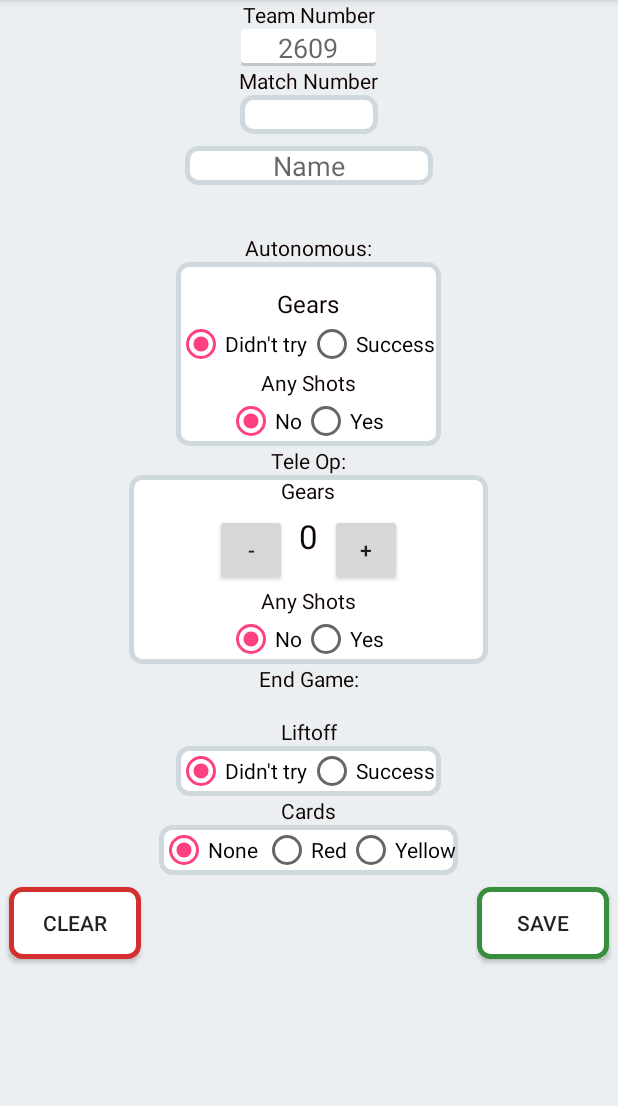
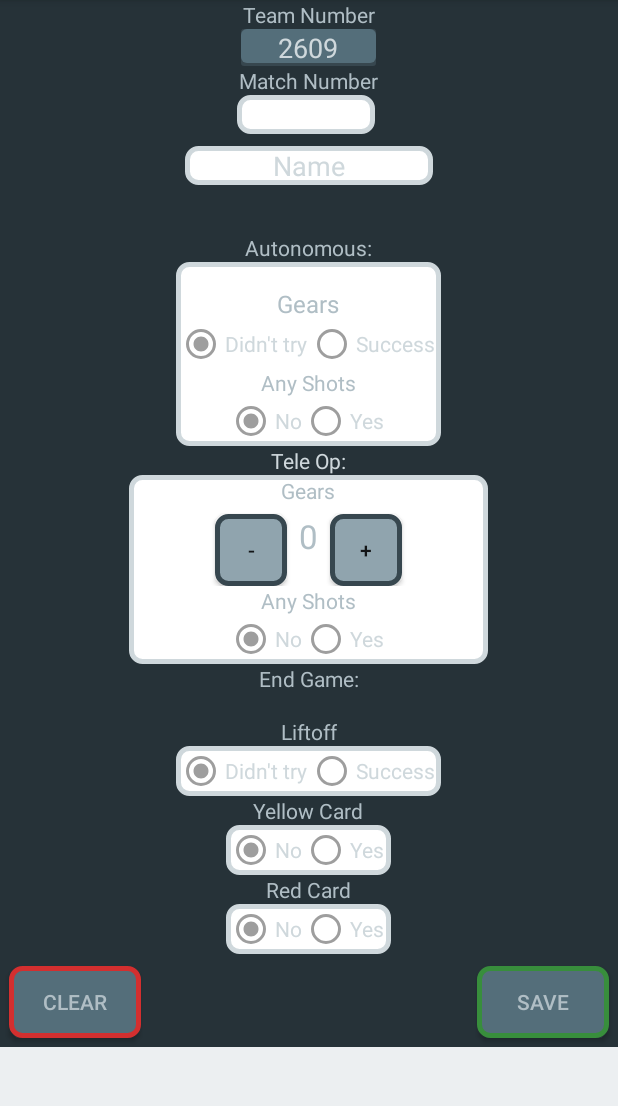
Before and after one commit to Keenan-Ker51/2609Scouting, an Android app: the ScoutActivity screen opened directly, with no data from a screen before it, on a phone screen of 412 x 824 dp, the part 84-1190 px from its top. Run offline under Robolectric (Android 15) with nearby library versions, the phone set to English and light mode, and no system bars.

Commit message:
changd the theme and card functionality

```diff
--- a/app/src/main/java/com/keenanker/a2609scouting/ScoutActivity.java
+++ b/app/src/main/java/com/keenanker/a2609scouting/ScoutActivity.java
@@ -120,8 +120,9 @@ public class ScoutActivity extends AppCompatActivity implements View.OnTouchList
     String autoLowString;
     String teleHighString;
     String teleLowString;
-    String cardString;
-
+    String redCardString;
+    String yellowCardString;
+    RadioButton redCard;
 
     String fullPath = Environment.getExternalStorageDirectory().getAbsolutePath() + "/Scouting";
     String scoutPath = Environment.getExternalStorageDirectory().getAbsolutePath() + "/Scouting/ScoutingData";
@@ -252,13 +253,13 @@ public class ScoutActivity extends AppCompatActivity implements View.OnTouchList
         switch(view.getId()) {
             case R.id.ALSucc:
                 if (checked)
-                    autoLowString = "S";
+                    autoLowString = "1";
                 //Toast.makeText(this, "Did not attempt", Toast.LENGTH_SHORT).show();
                 break;
 
             case R.id.ALDidntTry:
                 if (checked)
-                    autoLowString = "N";
+                    autoLowString = "0";
                 //Toast.makeText(this, "Good good  ( ͡° ͜ʖ ͡°)", Toast.LENGTH_LONG).show();
                 break;
         }
@@ -272,13 +273,13 @@ public class ScoutActivity extends AppCompatActivity implements View.OnTouchList
         switch(view.getId()) {
             case R.id.TLDidntTry:
                 if (checked)
-                    teleLowString = "N";
+                    teleLowString = "1";
                 //Toast.makeText(this, "Did not attempt", Toast.LENGTH_SHORT).show();
                 break;
 
             case R.id.TLSucc:
                 if (checked)
-                    teleLowString = "S";
+                    teleLowString = "0";
                 //Toast.makeText(this, "Good good  ( ͡° ͜ʖ ͡°)", Toast.LENGTH_LONG).show();
                 break;
         }
@@ -292,17 +293,28 @@ public class ScoutActivity extends AppCompatActivity implements View.OnTouchList
         switch(view.getId()) {
             case R.id.yellowCard:
                 if (checked)
-                    cardString = "Y";
-                //Toast.makeText(this, "Did not attempt", Toast.LENGTH_SHORT).show();
+                    yellowCardString = "1";
                 break;
+            case R.id.noYellowCard:
+                if (checked)
+                    yellowCardString = "0";
+                break;
+        }
+    }
+    public void onRedCardButtonClicked(View view){
+        // Is the button now checked?
+        boolean checked = ((RadioButton) view).isChecked();
+
+        // Check which radio button was clicked
+        switch(view.getId()) {
             case R.id.redCard:
                 if (checked)
-                    cardString = "R";
-                //Toast.makeText(this, "Good good  ( ͡° ͜ʖ ͡°)", Toast.LENGTH_LONG).show();
+                    redCardString = "1";
+
                 break;
-            case R.id.noCard:
+            case R.id.noRedCard:
                 if (checked)
-                    cardString = "N";
+                    redCardString = "0";
                 break;
         }
     }
@@ -331,36 +343,17 @@ public class ScoutActivity extends AppCompatActivity implements View.OnTouchList
         Random random = new Random();
         int i = random.nextInt(1000);
         titleString = "Team"  + teamNum.getText().toString()+String.valueOf(i);
-
-
-
-/*        masterString = teamNum.getText().toString() + ";"+alliance + ";" + matchNum.getText().toString() + ";" +
-                ";" + gearString + ";" + lowAutoCount + ";" + highAutoCount  + ";" + gearTeleCount +
-                ";" + lowTeleCount + ";" + highTeleCount + ";" + ";" + liftOffString //9
-                + ";" + comments.getText().toString() + ";" + humanComments.getText().toString() +
-                ";" + scoutName.getText().toString()+";"+alliance+";"+finalCount+";"+gearDroppedTeleCount
-                ;*/
+        if (yellowCardString == null){
+            yellowCardString = "0";
+        }
+        if (redCardString == null){
+            redCardString = "0";
+        }
 
         masterString =   matchNum.getText().toString() +"~" + teamNum.getText().toString()+"~"
         +gearString+"~"+autoLowString+"~"+ String.valueOf(gearTeleCount)
-        +"~"+teleLowString+"~"+liftOffString
+        +"~"+teleLowString+"~"+liftOffString+"~"+yellowCardString+"~"+redCardString
         ;
-
-
-
-        /*public class ScoutingData{
-            String scoutName;
-            int teamNum;s
-            int matchNum;
-            int lowAutoCount;
-            int lowTeleCount;
-            int highAutoCount;
-            int highTeleCount;
-            int gearTeleCount;
-            int endPos;
-            String comments;
-        }*/
-
     }
 
     public void loadFile () {
@@ -393,7 +386,6 @@ public class ScoutActivity extends AppCompatActivity implements View.OnTouchList
 //Set the text
         scoutName.setText(text.toString());
     }
-
     public void makeFolder() {
 
         boolean mExternalStorageAvailable = false;
@@ -438,14 +430,9 @@ public class ScoutActivity extends AppCompatActivity implements View.OnTouchList
             gearsTeleCountTV.setText(String.valueOf(gearTeleCount));
         }
     }
-
-
-
     public void clearButton (View view){
-
         gearTeleCount = 0;
         gearsTeleCountTV.setText(String.valueOf(gearTeleCount));
-        matchNum.setText((Integer.valueOf(String.valueOf(matchNum.getText())))+1);
         teamNum.setText("");
     }
 
@@ -502,9 +489,10 @@ public class ScoutActivity extends AppCompatActivity implements View.OnTouchList
         autoball.setChecked(true);
         RadioButton teleball = (RadioButton) findViewById(R.id.TLDidntTry);
         teleball.setChecked(true);
-        RadioButton card = (RadioButton) findViewById(R.id.noCard);
+        RadioButton card = (RadioButton) findViewById(R.id.noYellowCard);
         card.setChecked(true);
-
+        redCard = (RadioButton) findViewById(R.id.noRedCard);
+        redCard.setChecked(true);
 
         makeFolder();
 
--- /dev/null
+++ b/app/src/main/res/drawable/background_button.xml
@@ -0,0 +1,17 @@
+<?xml version="1.0" encoding="UTF-8"?>
+<shape xmlns:android="http://schemas.android.com/apk/res/android">
+    <solid android:color="#90A4AE"/>
+
+    <stroke android:width="3dp"
+        android:color="#37474F"
+        />
+
+
+    <padding android:left="1dp"
+        android:top="1dp"
+        android:right="1dp"
+        android:bottom="1dp"
+        />
+
+    <corners android:radius="7dp" />
+</shape>
--- a/app/src/main/res/drawable/background_white_green_outline.xml
+++ b/app/src/main/res/drawable/background_white_green_outline.xml
@@ -1,6 +1,6 @@
 <?xml version="1.0" encoding="UTF-8"?>
 <shape xmlns:android="http://schemas.android.com/apk/res/android">
-    <solid android:color="#ffffffff"/>
+    <solid android:color="#546E7A"/>
 
     <stroke android:width="3dp"
         android:color="#388E3C"
--- a/app/src/main/res/drawable/background_white_red_outline.xml
+++ b/app/src/main/res/drawable/background_white_red_outline.xml
@@ -1,6 +1,6 @@
 <?xml version="1.0" encoding="UTF-8"?>
 <shape xmlns:android="http://schemas.android.com/apk/res/android">
-    <solid android:color="#ffffffff"/>
+    <solid android:color="#546E7A"/>
 
     <stroke android:width="3dp"
         android:color="#D32F2F"
--- a/app/src/main/res/drawable/shadow_text.xml
+++ b/app/src/main/res/drawable/shadow_text.xml
@@ -2,7 +2,7 @@
 <layer-list xmlns:android="http://schemas.android.com/apk/res/android">
     <item>
         <shape android:shape="rectangle">
-            <solid android:color="#CABBBBBB"/>
+            <solid android:color="#37474F"/>
             <corners android:radius="2dp" />
         </shape>
     </item>
@@ -13,8 +13,8 @@
         android:top="0dp"
         android:bottom="2dp">
         <shape android:shape="rectangle">
-            <solid android:color="@android:color/white"/>
-            <corners android:radius="2dp" />
+            <solid android:color="#546E7A"/>
+            <corners android:radius="4dp" />
         </shape>
     </item>
 </layer-list>
--- a/app/src/main/res/layout/activity_scout.xml
+++ b/app/src/main/res/layout/activity_scout.xml
@@ -15,18 +15,19 @@
         <RelativeLayout
             android:layout_width="match_parent"
             android:layout_height="match_parent"
-            android:background="#ECEFF1">
+            android:background="#263238">
 
 
             <Button
                 android:layout_width="wrap_content"
                 android:layout_height="wrap_content"
                 android:text="clear"
-                android:layout_below="@+id/cardGroup"
+                android:layout_below="@+id/redCardGroup"
                 android:layout_marginTop="8sp"
                 android:layout_marginBottom="6sp"
                 android:layout_marginStart="6sp"
                 android:onClick="clearButton"
+                android:textColor="#B0BEC5"
                 android:background="@drawable/background_white_red_outline"
                 />
 
@@ -38,7 +39,7 @@
                 android:layout_height="wrap_content"
                 android:text="Team Number"
                 android:layout_centerHorizontal="true"
-                android:textColor="#100303" />
+                android:textColor="#B0BEC5" />
 
             <TextView
                 android:id="@+id/matchNumTV"
@@ -48,18 +49,7 @@
                 android:text="Match Number"
                 android:visibility="visible"
                 android:layout_centerHorizontal="true"
-                android:textColor="#100303" />
-
-            <EditText
-                android:layout_width="92sp"
-                android:layout_height="wrap_content"
-                android:id="@+id/match"
-                android:gravity="center_horizontal"
-                android:background="@drawable/background_white"
-                android:layout_centerHorizontal="true"
-                android:inputType="number"
-                android:layout_below="@id/matchNumTV"
-                />
+                android:textColor="#B0BEC5" />
 
             <TextView
                 android:id="@+id/autoTV"
@@ -69,7 +59,7 @@
                 android:layout_below="@+id/scoutNameET"
                 android:layout_centerHorizontal="true"
                 android:text="Autonomous:"
-                android:textColor="#100303" />
+                android:textColor="#B0BEC5" />
 
             <TextView
                 android:id="@+id/teleTV"
@@ -78,7 +68,7 @@
                 android:layout_below="@+id/gearsRL"
                 android:text="Tele Op:"
                 android:layout_centerHorizontal="true"
-                android:textColor="#100303" />
+                android:textColor="#CFD8DC" />
 
 
             <TextView
@@ -89,7 +79,7 @@
                 android:paddingBottom="16sp"
                 android:text="End Game:"
                 android:layout_centerHorizontal="true"
-                android:textColor="#100303" />
+                android:textColor="#B0BEC5" />
 
             <TextView
                 android:id="@+id/liftTV"
@@ -98,7 +88,7 @@
                 android:layout_below="@+id/endTV"
                 android:text="Liftoff"
                 android:layout_centerHorizontal="true"
-                android:textColor="#100303" />
+                android:textColor="#B0BEC5" />
 
             <Button
                 android:id="@+id/liftLess"
@@ -146,12 +136,16 @@
                     android:layout_height="wrap_content"
                     android:text="Didn't try"
                     android:id="@+id/gearDidntTry"
+                    android:buttonTint="#9E9E9E"
                     android:onClick="onGearButtonClicked"
+                    android:textColor="#CFD8DC"
                     />
                 <RadioButton
                     android:layout_width="wrap_content"
                     android:layout_height="wrap_content"
                     android:id="@+id/gearSucc"
+                    android:buttonTint="#9E9E9E"
+                    android:textColor="#CFD8DC"
                     android:onClick="onGearButtonClicked"
                     android:text="Success "/>
             </RadioGroup>
@@ -160,9 +154,9 @@
                 android:layout_height="wrap_content"
                 android:layout_below="@id/liftGroup"
                 android:layout_centerHorizontal="true"
-                android:text="Cards"
+                android:text="Yellow Card"
                 android:id="@+id/cardsTV"
-                android:textColor="#100303"
+                android:textColor="#B0BEC5"
                 />
             <RadioGroup
                 android:layout_width="wrap_content"
@@ -174,27 +168,68 @@
                 android:orientation="horizontal"
                 android:onClick="onCardButtonClicked"
                 >
+
                 <RadioButton
                     android:layout_width="wrap_content"
                     android:layout_height="wrap_content"
-                    android:text="None "
-                    android:id="@+id/noCard"
+                    android:text="No"
+                    android:id="@+id/noYellowCard"
                     android:onClick="onCardButtonClicked"
+                    android:textColor="#CFD8DC"
+                    android:buttonTint="#9E9E9E"
+                    />
+
+                <RadioButton
+                    android:layout_width="wrap_content"
+                    android:layout_height="wrap_content"
+                    android:text="Yes "
+                    android:id="@+id/yellowCard"
+                    android:onClick="onCardButtonClicked"
+                    android:textColor="#CFD8DC"
+                    android:buttonTint="#9E9E9E"
+
+                    />
+
+            </RadioGroup>
+            <TextView
+                android:layout_width="wrap_content"
+                android:layout_height="wrap_content"
+                android:text="Red Card"
+                android:textColor="#B0BEC5"
+                android:layout_centerHorizontal="true"
+                android:layout_below="@id/cardGroup"
+                android:id="@+id/redCardTV"
+                />
+
+            <RadioGroup
+                android:layout_width="wrap_content"
+                android:layout_height="wrap_content"
+                android:layout_below="@id/redCardTV"
+                android:layout_centerHorizontal="true"
+                android:orientation="horizontal"
+                android:id="@+id/redCardGroup"
+                android:background="@drawable/background_white"
+                android:onClick="onRedCardButtonClicked"
+                >
+
+                <RadioButton
+                    android:layout_width="wrap_content"
+                    android:layout_height="wrap_content"
+                    android:text="No"
+                    android:id="@+id/noRedCard"
+                    android:onClick="onRedCardButtonClicked"
+                    android:textColor="#CFD8DC"
+                    android:buttonTint="#9E9E9E"
 
                     />
                 <RadioButton
                     android:layout_width="wrap_content"
                     android:layout_height="wrap_content"
-                    android:text="Red"
+                    android:text="Yes "
                     android:id="@+id/redCard"
-                    android:onClick="onCardButtonClicked"
-                    />
-                <RadioButton
-                    android:layout_width="wrap_content"
-                    android:layout_height="wrap_content"
-                    android:text="Yellow"
-                    android:id="@+id/yellowCard"
-                    android:onClick="onCardButtonClicked"
+                    android:onClick="onRedCardButtonClicked"
+                    android:textColor="#CFD8DC"
+                    android:buttonTint="#9E9E9E"
 
                     />
 
@@ -206,6 +241,8 @@
                 android:layout_centerHorizontal="true"
                 android:gravity="center_horizontal"
                 android:layout_marginTop="8sp"
+                android:textColorHint="#CFD8DC"
+                android:textColor="#CFD8DC"
                 android:layout_height="wrap_content"
                 android:hint="Name"
                 android:layout_below="@+id/match" />
@@ -214,11 +251,12 @@
                 android:id="@+id/saveButton"
                 android:layout_width="wrap_content"
                 android:layout_height="wrap_content"
-                android:layout_below="@+id/cardGroup"
+                android:layout_below="@+id/redCardGroup"
                 android:layout_alignParentEnd="true"
                 android:onClick="buttonSave"
                 android:layout_marginTop="8sp"
                 android:layout_marginBottom="6sp"
+                android:textColor="#B0BEC5"
                 android:layout_marginEnd="6sp"
                 android:background="@drawable/background_white_green_outline"
                 android:text="Save" />
@@ -242,7 +280,7 @@
                     android:layout_marginTop="16sp"
                     android:text="Gears"
                     android:layout_centerHorizontal="true"
-                    android:textColor="#100303"
+                    android:textColor="#B0BEC5"
                     android:textSize="16sp" />
 
                 <RadioGroup
@@ -258,12 +296,16 @@
                         android:text="Didn't try"
                         android:id="@+id/liftDidntTry"
                         android:onClick="onLiftButtonClicked"
+                        android:buttonTint="#9E9E9E"
+                        android:textColor="#CFD8DC"
                         />
                     <RadioButton
                         android:layout_width="wrap_content"
                         android:layout_height="wrap_content"
                         android:id="@+id/liftSucc"
                         android:onClick="onLiftButtonClicked"
+                        android:buttonTint="#9E9E9E"
+                        android:textColor="#CFD8DC"
                         android:text="Success "/>
                 </RadioGroup>
 
@@ -280,7 +322,7 @@
                         android:layout_height="wrap_content"
                         android:text="Any Shots"
                         android:layout_centerHorizontal="true"
-                        android:textColor="#100303"/>
+                        android:textColor="#B0BEC5"/>
 
                     <RadioGroup
                         android:layout_width="wrap_content"
@@ -296,13 +338,18 @@
                             android:text="No"
                             android:id="@+id/ALDidntTry"
                             android:onClick="onAutoLowButtonClicked"
+                            android:buttonTint="#9E9E9E"
+                            android:textColor="#CFD8DC"
+
                             />
 
                         <RadioButton
                             android:layout_width="wrap_content"
                             android:layout_height="wrap_content"
                             android:id="@+id/ALSucc"
+                            android:textColor="#CFD8DC"
                             android:onClick="onAutoLowButtonClicked"
+                            android:buttonTint="#9E9E9E"
                             android:text="Yes "/>
                     </RadioGroup>
 
@@ -336,6 +383,7 @@
                 android:inputType="number"
                 android:background="@drawable/shadow_text"
                 android:gravity="center_horizontal"
+                android:textColorHint="#CFD8DC"
                 android:layout_centerHorizontal="true"
                 android:hint="2609"
                 android:layout_below="@+id/teamNumTV" />
@@ -361,7 +409,7 @@
                         android:layout_marginStart="174sp"
                         android:layout_centerHorizontal="true"
                         android:text="Gears"
-                        android:textColor="#100303"
+                        android:textColor="#B0BEC5"
                         android:layout_marginEnd="28sp" />
 
                     <Button
@@ -370,6 +418,7 @@
                         android:layout_height="48sp"
                         android:layout_below="@+id/gearsTeleTV"
                         android:onClick="gearsTeleLess"
+                        android:background="@drawable/background_button"
                         android:layout_toStartOf="@+id/gearCountTVTele"
                         android:text="-" />
 
@@ -379,7 +428,7 @@
                         android:layout_height="wrap_content"
                         android:layout_alignTop="@+id/gearTeleLess"
                         android:text="0"
-                        android:textColor="#100303"
+                        android:textColor="#B0BEC5"
                         android:layout_centerHorizontal="true"
                         android:textAppearance="?android:attr/textAppearanceLarge"
                         android:layout_marginLeft="8sp"
@@ -388,6 +437,7 @@
                     <Button
                         android:id="@+id/gearTeleAdd"
                         android:layout_width="48sp"
+                        android:background="@drawable/background_button"
                         android:layout_height="48sp"
                         android:layout_below="@+id/gearsTeleTV"
                         android:layout_toEndOf="@+id/gearCountTVTele"
@@ -413,7 +463,7 @@
                         android:layout_marginEnd="26sp"
                         android:layout_marginStart="26sp"
                         android:layout_centerHorizontal="true"
-                        android:textColor="#100303" />
+                        android:textColor="#B0BEC5" />
 
                     <RadioGroup
                         android:layout_width="wrap_content"
@@ -428,6 +478,8 @@
                             android:layout_height="wrap_content"
                             android:text="No"
                             android:id="@+id/TLDidntTry"
+                            android:textColor="#CFD8DC"
+                            android:buttonTint="#9E9E9E"
                             android:onClick="onTeleLowButtonClicked"
                             />
 
@@ -435,6 +487,9 @@
                             android:layout_width="wrap_content"
                             android:layout_height="wrap_content"
                             android:id="@+id/TLSucc"
+                            android:textColor="#CFD8DC"
+
+                            android:buttonTint="#9E9E9E"
                             android:onClick="onTeleLowButtonClicked"
                             android:text="Yes "/>
                     </RadioGroup>
@@ -456,6 +511,18 @@
 
             </RelativeLayout>
 
+            <EditText
+                android:layout_width="92sp"
+                android:layout_height="wrap_content"
+                android:id="@+id/match"
+                android:textColor="#CFD8DC"
+                android:gravity="center_horizontal"
+                android:background="@drawable/background_white"
+                android:inputType="number"
+                android:textColorHint="#CFD8DC"
+                android:layout_below="@+id/matchNumTV"
+                android:layout_alignEnd="@+id/teamNumTV" />
+
 
         </RelativeLayout>
 
```
